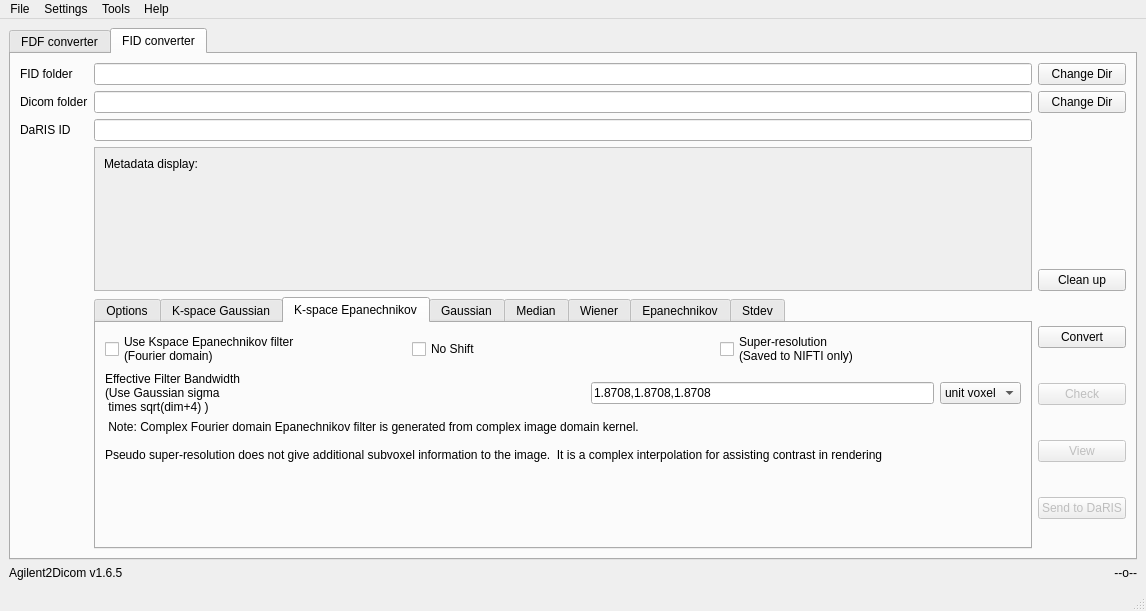
Old version of the form Agilent2DicomQt.ui in the repository maeager/Agilent2Dicom.
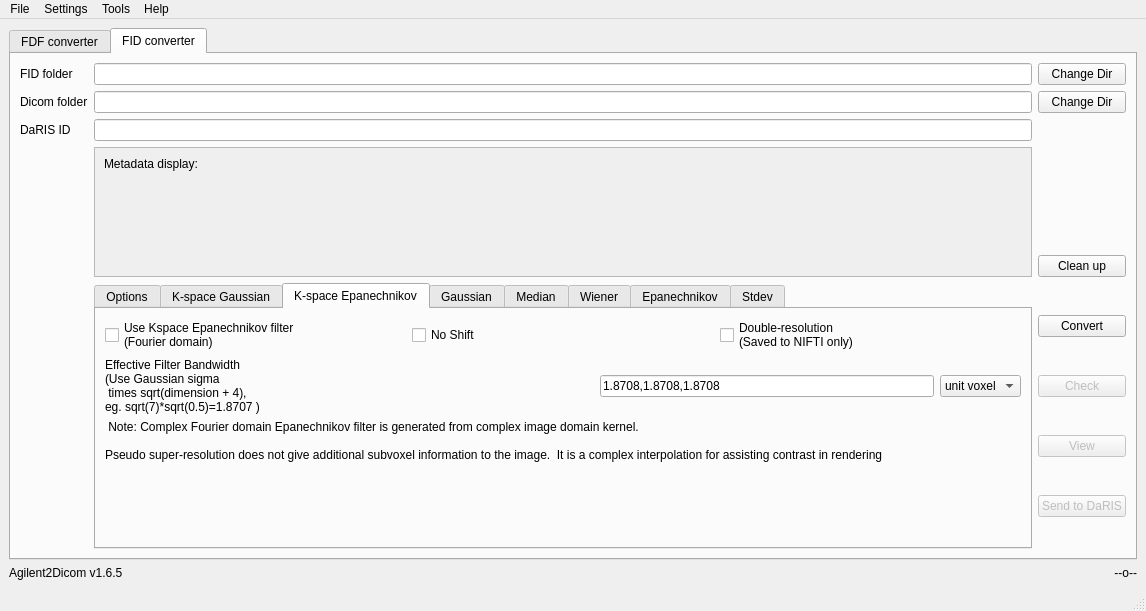
New version of the form. The open tabs and pages were chosen to show the change.

Commit message: GUI update2: Revert double resolution text

```diff
--- a/Agilent2DicomQt.ui
+++ b/Agilent2DicomQt.ui
@@ -771,7 +771,7 @@
 The super-resolution image is saved to NIFTI while the standard is saved to dicom. </string>
                       </property>
                       <property name="text">
-                       <string>Super-resolution
+                       <string>Double-resolution
 (Saved to NIFTI only)</string>
                       </property>
                      </widget>
@@ -785,7 +785,8 @@
                       <property name="text">
                        <string>Effective Filter Bandwidth
 (Use Gaussian sigma
- times sqrt(dim+4) )</string>
+ times sqrt(dimension + 4), 
+eg. sqrt(7)*sqrt(0.5)=1.8707 )</string>
                       </property>
                      </widget>
                     </item>
```
Left out of the diff: 8 changed lines with no effect on the pictures. The commit also changes 1 other file.
